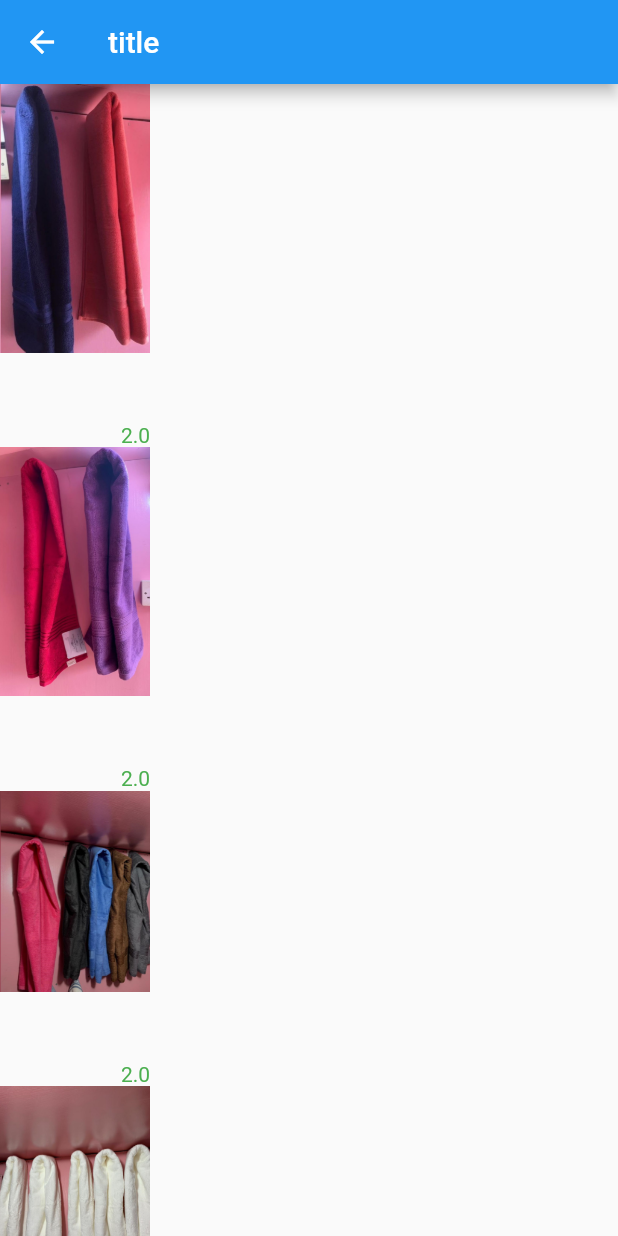
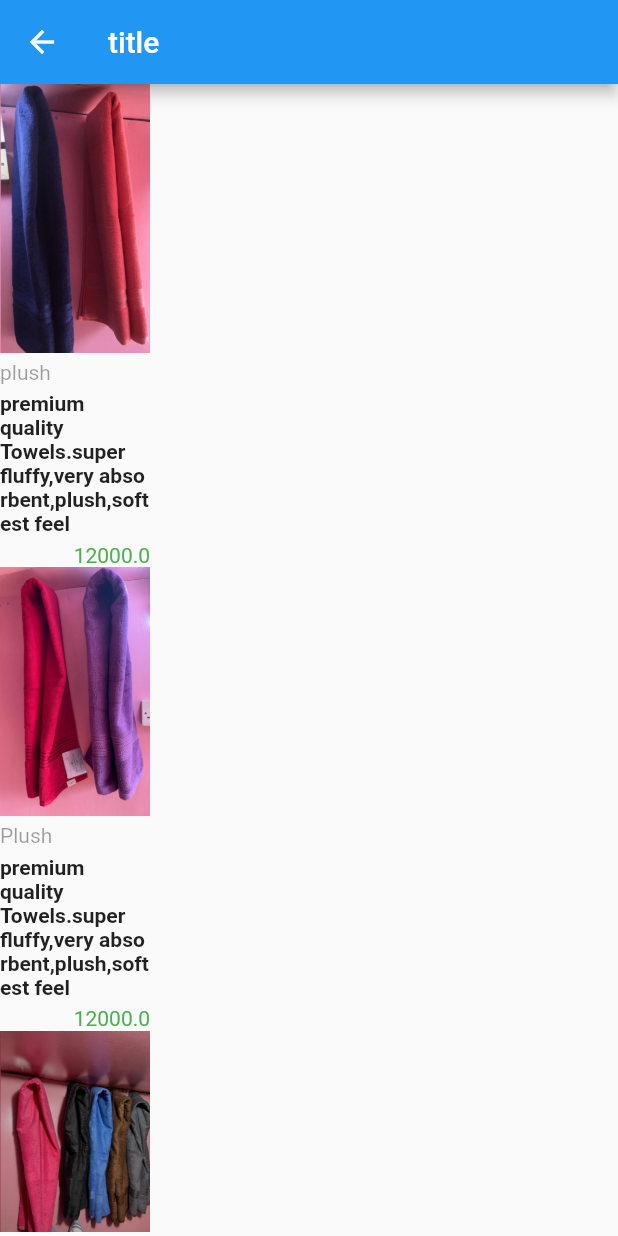
Before and after one commit to Motunrayooo/shopytp, a Flutter app: the TowelScreen screen opened by its route, on a phone screen of 412 x 824 dp. Run offline on Flutter 3.47's test engine with Material 2 defaults, Android fonts, the phone set to English and light mode, and no system bars; our stand-ins replace card_swiper.

Commit message:
shop ytp

```diff
--- a/lib/dummy_data.dart
+++ b/lib/dummy_data.dart
@@ -28,149 +28,166 @@ final dummyCategories = [
 final dummyTowel = [
   Towel(
     id: 't1',
-    title: '',
+    size: 'Large',
+    title: 'plush',
     image: 'images/large1.png',
-    description: '',
-    price: 2.0,
+    description: 'premium quality Towels.super fluffy,very absorbent,plush,softest feel',
+    price: 12000,
     onpress: () {},
   ),
   Towel(
     id: 't2',
-    title: '',
+    size: 'Large',
+    title: 'Plush',
     image: 'images/large2.png',
-    description: '',
-    price: 2.0,
+    description: 'premium quality Towels.super fluffy,very absorbent,plush,softest feel',
+    price: 12000,
     onpress: () {},
   ),
   Towel(
     id: 't3',
-    title: '',
+    size: 'Extra Large ',
+    title: 'Mid-plush',
     image: 'images/extralarge1.png',
-    description: '',
-    price: 2.0,
+    description: 'This towels are suitable for plus size adults(it can tie a plus size adult body round). ',
+    price: 12500,
     onpress: () {},
   ),
   Towel(
     id: 't4',
-    title: '',
+    size: 'Large ',
+    title: 'Plush white towels',
     image: 'images/large3.png',
-    description: '',
-    price: 2.0,
+    description: 'premium quality Towels.super fluffy,very absorbent,plush,softest feel',
+    price: 12000,
     onpress: () {},
   ),
   Towel(
     id: 't5',
-    title: '',
+    size: 'Large',
+    title: 'Mid-plush white Towels',
     image: 'images/large4.png',
-    description: '',
-    price: 2.0,
+    description: 'mid-weight,mid-plush,absorbent,soft, fluffy,easy to wash',
+    price: 8000,
     onpress: () {},
   ),
   Towel(
     id: 't6',
-    title: '',
+    size: 'Large',
+    title: 'plush',
     image: 'images/large5.png',
-    description: '',
-    price: 2.0,
+    description: 'premium quality Towels.super fluffy,very absorbent,plush,softest feel',
+    price: 12000,
     onpress: () {},
   ),
   Towel(
     id: 't6',
-    title: '',
+    size: 'Large',
+    title: 'plush ',
     image: 'images/large6.png',
-    description: '',
-    price: 2.0,
+    description: 'premium quality Towels.super fluffy,very absorbent,plush,softest feel',
+    price: 12000,
     onpress: () {},
   ),
   Towel(
     id: 't7',
-    title: '',
+    size: 'Large',
+    title: 'mid plush Striped Towels',
     image: 'images/largeStripe.png',
-    description: '',
-    price: 2.0,
+    description: 'mid-weight,mid-plush,absorbent,soft, fluffy,easy to wash',
+    price: 7000,
     onpress: () {},
   ),
   Towel(
     id: 't8',
-    title: '',
+    size: 'mini',
+    title: 'mid-plush Patterned/Striped Towels',
     image: 'images/mini1.png',
-    description: '',
-    price: 2.0,
+    description: 'mid-weight,absorbent, soft & fluffy.suitable as a gym towel,travel towel, and hand towel,kitchen towel',
+    price: 3500,
     onpress: () {},
   ),
   Towel(
     id: 't9',
-    title: '',
+    size: 'mini/hand towel',
+    title: 'plush towel',
     image: 'images/mini2.png',
-    description: '',
-    price: 2.0,
+    description: 'premium quality.super fluffy,very absorbent,plush,softest feel.suitable as a gym towel,travel towel',
+    price: 4000,
     onpress: () {},
   ),
   Towel(
     id: 't10',
-    title: '',
+    size: 'mini',
+    title: 'plain white mid-plush',
     image: 'images/mini3.png',
-    description: '',
-    price: 2.0,
+    description: 'mid-weight,absorbent, soft & fluffy.suitable as a gym towel,travel towel, and hand towel',
+    price: 3500,
     onpress: () {},
   ),
   Towel(
     id: 't11',
-    title: '',
+    size: 'mini',
+    title: 'mid-plush Striped towels',
     image: 'images/mini4.png',
-    description: '',
-    price: 2.0,
+    description: 'suitable as a gym towel,travel towel, and hand towel.absorbent & fluffy',
+    price: 3500,
     onpress: () {},
   ),
   Towel(
     id: 't12',
-    title: '',
+    size: 'Large & mini size',
+    title: 'duo set',
     image: 'images/towel1.png',
-    description: '',
-    price: 2.0,
+    description: 'fluffy duo set towels.comprises of a Large and mini towel. great quality, durable, absorbent',
+    price: 14000,
     onpress: () {},
   ),
   Towel(
     id: 't13',
-    title: '',
+    size: 'Large standard bath size',
+    title: 'plush Towels',
     image: 'images/towel2.png',
-    description: '',
-    price: 2.0,
+    description: 'premium quality Towels.super fluffy,very absorbent,plush,softest feel,Large standard bath size',
+    price: 12000,
     onpress: () {},
   ),
-  Towel(
-    id: 't5',
-    title: '',
-    image: 'images/XL.png',
-    description: '',
-    price: 2.0,
-    onpress: () {},
-  ),
+  // Towel(
+  //   id: 't5',
+  //   title: '',
+  //   image: 'images/XL.png',
+  //   description: '',
+  //   price: 2.0,
+  //   onpress: () {},
+  // ),
 ];
 
 final dummyBathRobes = [
   Bathrobe(
     id: 'bt1',
+    size:  'L,XL',
     image: 'images/bathrobe1.png',
-    title: '',
-    price: 2.0,
-    description: '',
+    title: 'mid-plush',
+    price: 18500,
+    description: 'Unisex bathrobes.soft,mid-weight,',
     onpress: () {},
   ),
   Bathrobe(
     id: 'bt2',
+    size: 'S,M,L,XL,XXL',
     image: 'images/bathrobe2.png',
-    title: '',
-    price: 2.0,
-    description: '',
+    title: 'Plush bathrobes',
+    price: 21000,
+    description: 'unisex bathrobes.softest feel, super fluffy',
     onpress: () {},
   ),
   Bathrobe(
     id: 'bt3',
+    size: 'L,XL,XXL',
     image: 'images/bathrobewithslippers.png',
-    title: '',
-    price: 2.0,
-    description: '',
+    title: 'Bathrobes with matching slippers',
+    price: 25000,
+    description: 'Unisex fluffy bathrobes with matching slippers. available in colors: wine,peach,army green,grey,ash',
     onpress: () {},
   ),
 ];
@@ -178,34 +195,38 @@ final dummyBathRobes = [
 final dummyBeddings = [
   Beddings(
     id: 'bd1',
+    size: '4 by 6',
     image: 'images/beddings complet set.png',
-    title: '',
-    price: 2.0,
+    title: 'designed bedding',
+    price: 17500,
     description: '',
     onpress: () {},
   ),
   Beddings(
     id: 'bd2',
+    size: '4 by 6',
     image: 'images/bedsheet and duvet.png',
-    title: '',
-    price: 2.0,
-    description: '',
+    title: 'designed bedding',
+    price: 17500,
+    description: 'comprises of 2 pillow case, a bedsheet and a matching duvet',
     onpress: () {},
   ),
   Beddings(
     id: 'bd3',
+    size: '6 by 6',
     image: 'images/complete set.png',
-    title: '',
-    price: 2.0,
-    description: '',
+    title: 'designed cotton bedding',
+    price: 19000,
+    description: 'breathable cotton sheets.No fading,durable.comprises of 4 pillow case,a bedsheet and a matching duvet',
     onpress: () {},
   ),
   Beddings(
     id: 'bd3',
+    size: '6 by 6',
     image: 'images/complete set2.png',
-    title: '',
-    price: 2.0,
-    description: '',
+    title: 'plain bedding ',
+    price: 24000,
+    description: 'plain bedding with high thread count.comprises of 4 pillow case,a bedsheet and a matching duvet',
     onpress: () {},
   ),
 ];
--- a/lib/model/bathrobe.dart
+++ b/lib/model/bathrobe.dart
@@ -5,6 +5,7 @@ class Bathrobe {
   final double price;
   final String description;
   final Function onpress;
+  final String size;
 
   Bathrobe({
     required this.id,
@@ -13,5 +14,6 @@ class Bathrobe {
     required this.price,
     required this.description,
     required this.onpress,
+    required this.size
   });
 }
--- a/lib/model/beddings.dart
+++ b/lib/model/beddings.dart
@@ -5,6 +5,7 @@ class Beddings {
   final double price;
   final String description;
   final Function onpress;
+  final String size;
 
   Beddings({
     required this.id,
@@ -13,5 +14,6 @@ class Beddings {
     required this.price,
     required this.description,
     required this.onpress,
+    required this.size
   });
 }
--- a/lib/model/category.dart
+++ b/lib/model/category.dart
@@ -6,6 +6,7 @@ class Category {
   final String image;
   final Function onpress;
 
+
   Category({
     required this.id,
     required this.title,
--- a/lib/model/towel.dart
+++ b/lib/model/towel.dart
@@ -5,6 +5,7 @@ class Towel {
   final double price;
   final String description;
   final Function onpress;
+  final String   size;
 
   Towel({
     required this.id,
@@ -13,5 +14,6 @@ class Towel {
     required this.price,
     required this.description,
     required this.onpress,
+    required this.size
   });
 }
```
Also changed, not shown: images/XL.png (deleted).
